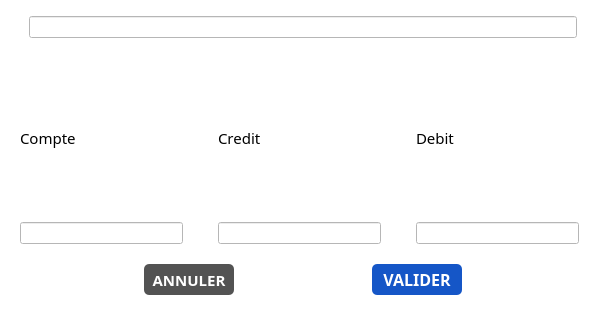
Before: the Qt Designer form treasurer/ajoutertransactionmodal.ui in BiteKirby3/Treasurer, drawn with Qt 5; both pictures show x 0 to 606 and y 180 to 500 of the 606 by 500 pixel window.
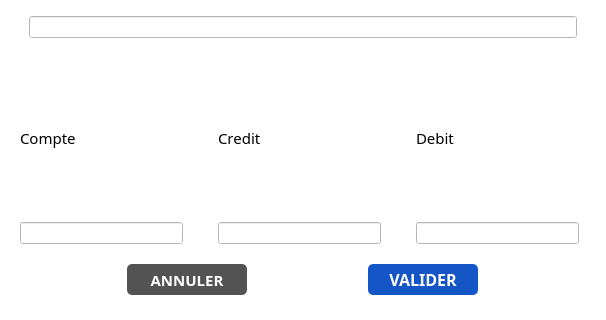
After: the same form once the commit is applied.

Diff of the .ui file:
```diff
--- a/treasurer/ajoutertransactionmodal.ui
+++ b/treasurer/ajoutertransactionmodal.ui
@@ -420,7 +420,7 @@
         </property>
         <property name="minimumSize">
          <size>
-          <width>90</width>
+          <width>120</width>
           <height>31</height>
          </size>
         </property>
@@ -462,7 +462,7 @@
         </property>
         <property name="minimumSize">
          <size>
-          <width>90</width>
+          <width>110</width>
           <height>31</height>
          </size>
         </property>
```
Left out of the diff: 10 changed lines with no effect on the pictures.
